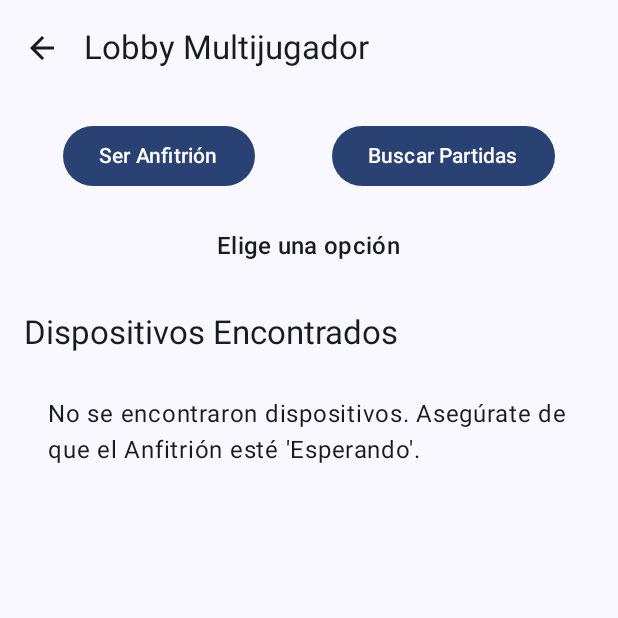
After one commit to leay21/Juego, an Android app built with Jetpack Compose: the MultiplayerLobbyScreen screen opened through its navigation route, on a phone screen of 412 x 824 dp, the top half of it. The commit adds this screen. Run offline under Robolectric (Android 15) with nearby library versions, the phone set to English and light mode, and no system bars.

Commit message:
Proceso de implementación bluetooth3

```diff
--- a/app/src/main/java/com/example/juego/HomeScreen.kt
+++ b/app/src/main/java/com/example/juego/HomeScreen.kt
@@ -7,8 +7,8 @@ import androidx.compose.foundation.layout.fillMaxSize
 import androidx.compose.foundation.layout.height
 import androidx.compose.foundation.layout.padding
 import androidx.compose.foundation.layout.size
-import androidx.compose.foundation.rememberScrollState // ¡NUEVO IMPORT!
-import androidx.compose.foundation.verticalScroll // ¡NUEVO IMPORT!
+import androidx.compose.foundation.rememberScrollState
+import androidx.compose.foundation.verticalScroll
 import androidx.compose.material3.Button
 import androidx.compose.material3.MaterialTheme
 import androidx.compose.material3.Surface
@@ -19,13 +19,14 @@ import androidx.compose.ui.Modifier
 import androidx.compose.ui.text.font.FontWeight
 import androidx.compose.ui.unit.dp
 import androidx.compose.ui.unit.sp
-import androidx.lifecycle.viewmodel.compose.viewModel
+// ¡ELIMINADO! Ya no necesitamos el ViewModel aquí
+// import androidx.lifecycle.viewmodel.compose.viewModel
 import androidx.navigation.NavController
 
+// ¡MODIFICADO! Ya no recibe el ReflexViewModel
 @Composable
 fun HomeScreen(
-    navController: NavController,
-    reflexViewModel: ReflexViewModel = viewModel(factory = LocalViewModelFactory.current)
+    navController: NavController
 ) {
     Surface(
         modifier = Modifier.fillMaxSize(),
@@ -34,10 +35,10 @@ fun HomeScreen(
         Column(
             modifier = Modifier
                 .fillMaxSize()
-                .verticalScroll(rememberScrollState()) // ¡LÍNEA AÑADIDA!
+                .verticalScroll(rememberScrollState())
                 .padding(16.dp),
             horizontalAlignment = Alignment.CenterHorizontally,
-            verticalArrangement = Arrangement.Center // Mantiene el centrado si el contenido cabe
+            verticalArrangement = Arrangement.Center
         ) {
             Text(
                 "Duelo de Reflejos",
@@ -48,54 +49,42 @@ fun HomeScreen(
 
             Spacer(modifier = Modifier.height(64.dp))
 
-            // Botón Modo Clásico
+            // --- ¡BOTONES MODIFICADOS! ---
+
+            // Botón Jugar Local
             Button(
                 onClick = {
-                    reflexViewModel.startGame(GameMode.CLASSIC)
-                    navController.navigate(Screen.Game.route)
+                    // Navega a la nueva pantalla de selección de modo
+                    navController.navigate(Screen.LocalModeSelect.route)
                 },
-                modifier = Modifier.size(width = 250.dp, height = 50.dp)
+                modifier = Modifier.size(width = 280.dp, height = 50.dp)
             ) {
-                Text("Modo Clásico", fontSize = 18.sp)
+                Text("Jugar Local (1 Dispositivo)", fontSize = 18.sp)
             }
 
             Spacer(modifier = Modifier.height(16.dp))
 
-            // Botón Modo Contrarreloj
+            // Botón Multijugador
             Button(
                 onClick = {
-                    reflexViewModel.startGame(GameMode.TIME_ATTACK)
-                    navController.navigate(Screen.Game.route)
+                    // Navega a la nueva pantalla de lobby de Bluetooth
+                    navController.navigate(Screen.MultiplayerLobby.route)
                 },
-                modifier = Modifier.size(width = 250.dp, height = 50.dp)
+                modifier = Modifier.size(width = 280.dp, height = 50.dp)
             ) {
-                Text("Modo Contrarreloj", fontSize = 18.sp)
-            }
-
-            Spacer(modifier = Modifier.height(16.dp))
-
-            // Botón Modo Confusión
-            Button(
-                onClick = {
-                    reflexViewModel.startGame(GameMode.CONFUSION)
-                    navController.navigate(Screen.Game.route)
-                },
-                modifier = Modifier.size(width = 250.dp, height = 50.dp)
-            ) {
-                Text("Modo Confusión", fontSize = 18.sp)
+                Text("Multijugador (Bluetooth)", fontSize = 18.sp)
             }
 
             Spacer(modifier = Modifier.height(48.dp))
 
-            // Botón de Ajustes
+            // Botón de Ajustes (sin cambios)
             Button(
                 onClick = { navController.navigate(Screen.Settings.route) },
-                modifier = Modifier.size(width = 250.dp, height = 50.dp)
+                modifier = Modifier.size(width = 280.dp, height = 50.dp)
             ) {
                 Text("Ajustes y Partidas Guardadas", fontSize = 18.sp)
             }
 
-            // Añadimos un espacio extra al final para que el scroll se vea mejor
             Spacer(modifier = Modifier.height(16.dp))
         }
     }
--- a/app/src/main/java/com/example/juego/MainActivity.kt
+++ b/app/src/main/java/com/example/juego/MainActivity.kt
@@ -19,7 +19,8 @@ import androidx.lifecycle.ViewModelProvider
 import androidx.navigation.compose.NavHost
 import androidx.navigation.compose.composable
 import androidx.navigation.compose.rememberNavController
-import com.example.juego.bt.BluetoothViewModel // ¡NUEVO IMPORT!
+import com.example.juego.bt.BluetoothViewModel
+import com.example.juego.bt.MultiplayerLobbyScreen // ¡NUEVO IMPORT!
 import com.example.juego.ui.theme.JuegoTheme
 
 val LocalViewModelFactory = staticCompositionLocalOf<ViewModelProvider.Factory> {
@@ -29,21 +30,19 @@ class MainActivity : ComponentActivity() {
 
     private val viewModelFactory: AppViewModelFactory by lazy {
         val application = (application as ReflexApplication)
-        // ¡MODIFICADO! Pasamos el nuevo manager
         AppViewModelFactory(
             application.statsRepository,
             application.themeRepository,
             application.gameSaveRepository,
             application.soundManager,
             application.savedGameMetadataDao,
-            application.bluetoothConnectionManager // ¡NUEVO!
+            application.bluetoothConnectionManager
         )
     }
 
     // Pedimos los ViewModels usando la fábrica
     private val reflexViewModel: ReflexViewModel by viewModels { viewModelFactory }
     private val settingsViewModel: SettingsViewModel by viewModels { viewModelFactory }
-    // ¡NUEVO! Creamos la instancia del BluetoothViewModel
     private val bluetoothViewModel: BluetoothViewModel by viewModels { viewModelFactory }
 
 
@@ -76,16 +75,20 @@ class MainActivity : ComponentActivity() {
                         modifier = Modifier.fillMaxSize(),
                         color = MaterialTheme.colorScheme.background
                     ) {
+                        // --- ¡NAVHOST MODIFICADO! ---
                         NavHost(
                             navController = navController,
                             startDestination = Screen.Home.route
                         ) {
+                            // Ruta 1: Menú Principal (Modificada)
                             composable(Screen.Home.route) {
                                 HomeScreen(
-                                    navController = navController,
-                                    reflexViewModel = reflexViewModel
+                                    navController = navController
+                                    // Ya no necesita el VM
                                 )
                             }
+
+                            // Ruta 2: Pantalla de Juego (Sin cambios)
                             composable(Screen.Game.route) {
                                 GameScreen(
                                     navController = navController,
@@ -93,6 +96,8 @@ class MainActivity : ComponentActivity() {
                                     settingsViewModel = settingsViewModel
                                 )
                             }
+
+                            // Ruta 3: Ajustes (Sin cambios)
                             composable(Screen.Settings.route) {
                                 SettingsScreen(
                                     navController = navController,
@@ -100,9 +105,22 @@ class MainActivity : ComponentActivity() {
                                     reflexViewModel = reflexViewModel
                                 )
                             }
-                            // Próximamente añadiremos aquí las nuevas rutas
-                            // para la UI de multijugador, que usarán el
-                            // 'bluetoothViewModel'
+
+                            // --- ¡NUEVA RUTA 4! ---
+                            composable(Screen.LocalModeSelect.route) {
+                                LocalModeScreen(
+                                    navController = navController,
+                                    reflexViewModel = reflexViewModel
+                                )
+                            }
+
+                            // --- ¡NUEVA RUTA 5! ---
+                            composable(Screen.MultiplayerLobby.route) {
+                                MultiplayerLobbyScreen(
+                                    navController = navController,
+                                    viewModel = bluetoothViewModel
+                                )
+                            }
                         }
                     }
                 }
--- /dev/null
+++ b/app/src/main/java/com/example/juego/MultiplayerLobbyScreen.kt
@@ -0,0 +1,212 @@
+package com.example.juego.bt
+
+import androidx.compose.foundation.clickable
+import androidx.compose.foundation.layout.Arrangement
+import androidx.compose.foundation.layout.Column
+import androidx.compose.foundation.layout.PaddingValues
+import androidx.compose.foundation.layout.Row
+import androidx.compose.foundation.layout.Spacer
+import androidx.compose.foundation.layout.fillMaxSize
+import androidx.compose.foundation.layout.fillMaxWidth
+import androidx.compose.foundation.layout.height
+import androidx.compose.foundation.layout.padding
+import androidx.compose.foundation.layout.width
+import androidx.compose.foundation.lazy.LazyColumn
+import androidx.compose.foundation.lazy.items
+import androidx.compose.material.icons.Icons
+import androidx.compose.material.icons.automirrored.filled.ArrowBack
+import androidx.compose.material3.Button
+import androidx.compose.material3.CircularProgressIndicator
+import androidx.compose.material3.ExperimentalMaterial3Api
+import androidx.compose.material3.Icon
+import androidx.compose.material3.IconButton
+import androidx.compose.material3.MaterialTheme
+import androidx.compose.material3.Scaffold
+import androidx.compose.material3.Text
+import androidx.compose.material3.TopAppBar
+import androidx.compose.runtime.Composable
+import androidx.compose.runtime.DisposableEffect
+import androidx.compose.runtime.LaunchedEffect
+import androidx.compose.runtime.collectAsState
+import androidx.compose.runtime.getValue
+import androidx.compose.ui.Alignment
+import androidx.compose.ui.Modifier
+import androidx.compose.ui.unit.dp
+import androidx.navigation.NavController
+import com.example.juego.Screen
+
+@OptIn(ExperimentalMaterial3Api::class)
+@Composable
+fun MultiplayerLobbyScreen(
+    navController: NavController,
+    viewModel: BluetoothViewModel
+) {
+    val state by viewModel.connectionState.collectAsState()
+    val scannedDevices by viewModel.scannedDevices.collectAsState()
+
+    // Efecto para navegar a la pantalla de juego una vez conectados
+    LaunchedEffect(key1 = state) {
+        if (state == ConnectionState.CONNECTED) {
+            navController.navigate(Screen.Game.route) {
+                // Evita que el usuario pueda "volver" al lobby
+                popUpTo(Screen.Home.route)
+            }
+        }
+    }
+
+    // Efecto para detener el escaneo cuando el usuario sale de esta pantalla
+    DisposableEffect(key1 = Unit) {
+        onDispose {
+            viewModel.stopDiscovery()
+        }
+    }
+
+    Scaffold(
+        topBar = {
+            TopAppBar(
+                title = { Text("Lobby Multijugador") },
+                navigationIcon = {
+                    IconButton(onClick = {
+                        viewModel.closeConnection() // Cierra todo al salir
+                        navController.popBackStack()
+                    }) {
+                        Icon(Icons.AutoMirrored.Filled.ArrowBack, "Volver")
+                    }
+                }
+            )
+        }
+    ) { padding ->
+        Column(
+            modifier = Modifier
+                .fillMaxSize()
+                .padding(padding)
+                .padding(16.dp)
+        ) {
+
+            // Botones de Host y Scan
+            Row(
+                modifier = Modifier.fillMaxWidth(),
+                horizontalArrangement = Arrangement.SpaceAround
+            ) {
+                Button(
+                    onClick = { viewModel.startServer() },
+                    enabled = state == ConnectionState.IDLE
+                ) {
+                    Text("Ser Anfitrión")
+                }
+                Button(
+                    onClick = { viewModel.startDiscovery() },
+                    enabled = state == ConnectionState.IDLE
+                ) {
+                    Text("Buscar Partidas")
+                }
+            }
+
+            Spacer(modifier = Modifier.height(24.dp))
+
+            // Indicador de Estado
+            StatusIndicator(state = state)
+
+            Spacer(modifier = Modifier.height(24.dp))
+
+            // Lista de Dispositivos
+            DeviceList(
+                devices = scannedDevices,
+                onDeviceClick = { address ->
+                    viewModel.connectToDevice(address)
+                },
+                isEnabled = state == ConnectionState.IDLE
+            )
+        }
+    }
+}
+
+@Composable
+private fun StatusIndicator(state: ConnectionState) {
+    Row(
+        modifier = Modifier.fillMaxWidth(),
+        verticalAlignment = Alignment.CenterVertically,
+        horizontalArrangement = Arrangement.Center
+    ) {
+        when (state) {
+            ConnectionState.LISTENING -> {
+                CircularProgressIndicator()
+                Spacer(modifier = Modifier.width(16.dp))
+                Text("Esperando a un jugador...", style = MaterialTheme.typography.titleMedium)
+            }
+            ConnectionState.CONNECTING -> {
+                CircularProgressIndicator()
+                Spacer(modifier = Modifier.width(16.dp))
+                Text("Conectando...", style = MaterialTheme.typography.titleMedium)
+            }
+            ConnectionState.CONNECTED -> {
+                Text("¡Conectado!", style = MaterialTheme.typography.titleMedium)
+            }
+            else -> { // IDLE
+                Text("Elige una opción", style = MaterialTheme.typography.titleMedium)
+            }
+        }
+    }
+}
+
+@Composable
+private fun DeviceList(
+    devices: List<BluetoothDeviceDomain>,
+    onDeviceClick: (String) -> Unit,
+    isEnabled: Boolean
+) {
+    LazyColumn(
+        modifier = Modifier.fillMaxSize(),
+        contentPadding = PaddingValues(vertical = 8.dp)
+    ) {
+        item {
+            Text(
+                "Dispositivos Encontrados",
+                style = MaterialTheme.typography.titleLarge,
+                modifier = Modifier.padding(bottom = 12.dp)
+            )
+        }
+        items(devices) { device ->
+            DeviceItem(
+                deviceName = device.name ?: "Dispositivo Desconocido",
+                deviceAddress = device.address,
+                onClick = { onDeviceClick(device.address) },
+                isEnabled = isEnabled
+            )
+        }
+        if (devices.isEmpty()) {
+            item {
+                Text(
+                    "No se encontraron dispositivos. Asegúrate de que el Anfitrión esté 'Esperando'.",
+                    modifier = Modifier.padding(16.dp)
+                )
+            }
+        }
+    }
+}
+
+@Composable
+private fun DeviceItem(
+    deviceName: String,
+    deviceAddress: String,
+    onClick: () -> Unit,
+    isEnabled: Boolean
+) {
+    Column(
+        modifier = Modifier
+            .fillMaxWidth()
+            .clickable(enabled = isEnabled, onClick = onClick)
+            .padding(vertical = 12.dp, horizontal = 8.dp)
+    ) {
+        Text(
+            text = deviceName,
+            style = MaterialTheme.typography.bodyLarge,
+            color = if (isEnabled) MaterialTheme.colorScheme.onSurface else MaterialTheme.colorScheme.onSurface.copy(alpha = 0.5f)
+        )
+        Text(
+            text = deviceAddress,
+            style = MaterialTheme.typography.bodyMedium,
+            color = if (isEnabled) MaterialTheme.colorScheme.onSurfaceVariant else MaterialTheme.colorScheme.onSurfaceVariant.copy(alpha = 0.5f)
+        )
+    }
+}
--- a/app/src/main/java/com/example/juego/Screen.kt
+++ b/app/src/main/java/com/example/juego/Screen.kt
@@ -5,4 +5,8 @@ sealed class Screen(val route: String) {
     object Home : Screen("home")
     object Game : Screen("game")
     object Settings : Screen("settings")
+
+    // --- ¡NUEVAS RUTAS! ---
+    object LocalModeSelect : Screen("local_mode_select") // Pantalla para elegir Clásico, Contrarreloj, etc.
+    object MultiplayerLobby : Screen("multiplayer_lobby") // Pantalla para Hostear/Unirse a Bluetooth
 }
```
Also changed, not shown: app/src/main/java/com/example/juego/LocalModeScreen.kt (added, +104 -0 lines).
